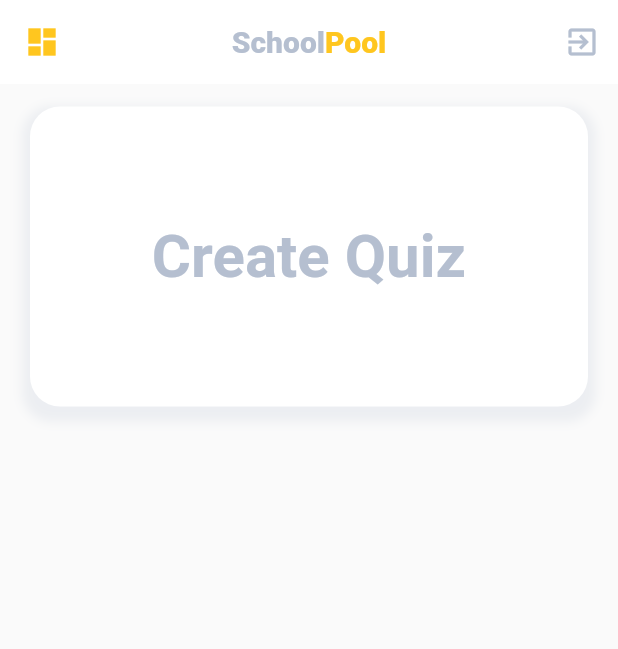
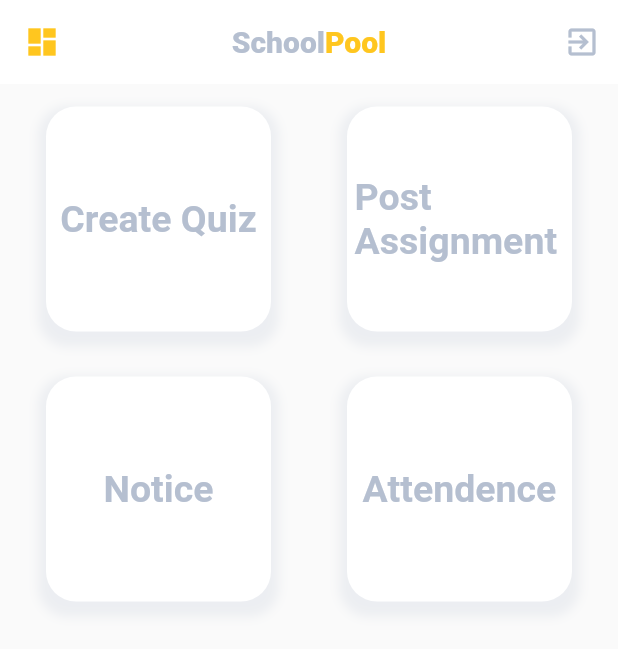
Before and after one commit to imtanbro/classroom, a Flutter app: the TeacherMainScreen screen opened directly, on a phone screen of 412 x 824 dp. Shown: the top 649 px of the screen. Run offline on Flutter 3.47's test engine with Material 2 defaults, Android fonts, the phone set to English and light mode, and no system bars; our stand-ins replace cloud_firestore, firebase_auth, firebase_core, random_string, shared_preferences; accounts and stored records are empty.

Commit message:
working on teacher ui

```diff
--- a/lib/views/assignments/assignments.dart
+++ b/lib/views/assignments/assignments.dart
@@ -1,7 +1,8 @@
 import 'package:classroom/helper/constant.dart';
 import 'package:classroom/services/database.dart';
 import 'package:classroom/views/profile/profilescreen.dart';
-import 'package:classroom/widgets/widgets.dart';
+import 'package:classroom/widgets/appBar.dart';
+
 import 'package:cloud_firestore/cloud_firestore.dart';
 import 'package:flutter/material.dart';
 
--- a/lib/views/home_page/home.dart
+++ b/lib/views/home_page/home.dart
@@ -1,6 +1,6 @@
 import 'package:classroom/views/assignments/assignments.dart';
 import 'package:classroom/views/quiz/Quiz.dart';
-import 'package:classroom/widgets/widgets.dart';
+import 'package:classroom/widgets/homeScreenBox.dart';
 import 'package:flutter/material.dart';
 
 class Home extends StatefulWidget {
@@ -11,11 +11,13 @@ class Home extends StatefulWidget {
 class _HomeState extends State<Home> {
   @override
   Widget build(BuildContext context) {
+    Size size = MediaQuery.of(context).size;
     return Scaffold(
       body: Column(
         children: [
-          homeScreenBox(context, "Quiz", Quiz()),
-          homeScreenBox(context, "Assignments", Assignments())
+          homeScreenBox(context, "Quiz", Quiz(), size.width, 200, 35),
+          homeScreenBox(
+              context, "Assignments", Assignments(), size.width, 200, 35)
         ],
       ),
     );
--- a/lib/views/main_screen.dart
+++ b/lib/views/main_screen.dart
@@ -3,7 +3,7 @@ import 'package:classroom/views/home_page/home.dart';
 import 'package:classroom/views/notifications/notifications.dart';
 import 'package:classroom/views/profile/profilescreen.dart';
 import 'package:classroom/views/study_material/studymaterial.dart';
-import 'package:classroom/widgets/widgets.dart';
+import 'package:classroom/widgets/appBar.dart';
 import 'package:flutter/material.dart';
 
 class MainScreen extends StatefulWidget {
--- a/lib/views/quiz/Quiz.dart
+++ b/lib/views/quiz/Quiz.dart
@@ -1,7 +1,8 @@
 import 'package:classroom/helper/constant.dart';
 import 'package:classroom/services/database.dart';
 import 'package:classroom/views/quiz/playquiz.dart';
-import 'package:classroom/widgets/widgets.dart';
+import 'package:classroom/widgets/appBar.dart';
+
 import 'package:cloud_firestore/cloud_firestore.dart';
 import 'package:flutter/material.dart';
 
--- a/lib/views/quiz/playquiz.dart
+++ b/lib/views/quiz/playquiz.dart
@@ -2,8 +2,9 @@ import 'package:classroom/helper/constant.dart';
 import 'package:classroom/models/questionModel.dart';
 import 'package:classroom/services/database.dart';
 import 'package:classroom/views/quiz/results.dart';
+import 'package:classroom/widgets/appBar.dart';
 import 'package:classroom/widgets/quizplaywidget.dart';
-import 'package:classroom/widgets/widgets.dart';
+
 import 'package:cloud_firestore/cloud_firestore.dart';
 import 'package:flutter/material.dart';
 
--- a/lib/views/sign_in/signin.dart
+++ b/lib/views/sign_in/signin.dart
@@ -3,7 +3,7 @@ import 'package:classroom/services/auth.dart';
 import 'package:classroom/views/main_screen.dart';
 import 'package:classroom/views/signup/signup.dart';
 import 'package:classroom/views/teacher_main_screen/teacher_main_screen.dart';
-import 'package:classroom/widgets/widgets.dart';
+import 'package:classroom/widgets/appBar.dart';
 import 'package:flutter/cupertino.dart';
 import 'package:flutter/material.dart';
 
--- a/lib/views/signup/signup.dart
+++ b/lib/views/signup/signup.dart
@@ -2,6 +2,7 @@ import 'package:classroom/helper/constant.dart';
 import 'package:classroom/services/auth.dart';
 import 'package:classroom/views/main_screen.dart';
 import 'package:classroom/views/sign_in/signin.dart';
+import 'package:classroom/widgets/appBar.dart';
 import 'package:classroom/widgets/widgets.dart';
 import 'package:flutter/material.dart';
 
--- a/lib/views/teacher_main_screen/teacher_main_screen.dart
+++ b/lib/views/teacher_main_screen/teacher_main_screen.dart
@@ -1,5 +1,8 @@
+import 'package:classroom/views/teacher_main_screen/create_assignment.dart';
 import 'package:classroom/views/teacher_main_screen/create_quiz.dart';
-import 'package:classroom/widgets/widgets.dart';
+import 'package:classroom/widgets/appBar.dart';
+import 'package:classroom/widgets/homeScreenBox.dart';
+
 import 'package:flutter/material.dart';
 
 class TeacherMainScreen extends StatelessWidget {
@@ -7,7 +10,30 @@ class TeacherMainScreen extends StatelessWidget {
   Widget build(BuildContext context) {
     return Scaffold(
         appBar: appBar(context),
-        body: homeScreenBox(context, "Create Quiz", CreateQuiz())
+        body: SingleChildScrollView(
+          child: Column(
+            mainAxisAlignment: MainAxisAlignment.spaceEvenly,
+            children: [
+              Row(
+                mainAxisAlignment: MainAxisAlignment.spaceEvenly,
+                children: [
+                  homeScreenBox(
+                      context, "Create Quiz", CreateQuiz(), 150, 150, 25),
+                  homeScreenBox(context, "Post Assignment", CreateAssignments(),
+                      150, 150, 25)
+                ],
+              ),
+              Row(
+                mainAxisAlignment: MainAxisAlignment.spaceEvenly,
+                children: [
+                  homeScreenBox(context, "Notice", CreateQuiz(), 150, 150, 25),
+                  homeScreenBox(
+                      context, "Attendence", CreateAssignments(), 150, 150, 25)
+                ],
+              ),
+            ],
+          ),
+        )
         // homeScreenBox(context, "Create Assignment", CreateAssignments())
         );
   }
--- /dev/null
+++ b/lib/widgets/appBar.dart
@@ -0,0 +1,32 @@
+import 'package:classroom/helper/constant.dart';
+import 'package:flutter/material.dart';
+
+AppBar appBar(BuildContext context) {
+  return AppBar(
+    elevation: 0,
+    backgroundColor: Colors.white,
+    leading: IconButton(
+      icon: Icon(Icons.dashboard, color: kPrimaryColor),
+      onPressed: () {},
+    ),
+    title: RichText(
+        text: TextSpan(
+            style: Theme.of(context)
+                .textTheme
+                .headline6
+                .copyWith(fontWeight: FontWeight.w900),
+            children: [
+          TextSpan(
+            text: "School",
+            style: TextStyle(color: kSecondaryColor),
+          ),
+          TextSpan(text: "Pool", style: TextStyle(color: kPrimaryColor))
+        ])),
+    actions: <Widget>[
+      IconButton(
+          icon: Icon(Icons.exit_to_app, color: kSecondaryColor),
+          onPressed: () {})
+    ],
+    centerTitle: true,
+  );
+}
--- /dev/null
+++ b/lib/widgets/homeScreenBox.dart
@@ -0,0 +1,47 @@
+import 'package:classroom/helper/constant.dart';
+import 'package:flutter/material.dart';
+
+Padding homeScreenBox(BuildContext context, String name, Widget _widget,
+    double _width, double _height, double _fontSize) {
+  return Padding(
+    padding: const EdgeInsets.symmetric(horizontal: 20.0, vertical: 15.0),
+    child: GestureDetector(
+      onTap: () {
+        Navigator.push(
+            context, MaterialPageRoute(builder: (context) => _widget));
+      },
+      child: Container(
+        alignment: Alignment.center,
+        width: _width,
+        height: _height,
+        decoration: BoxDecoration(
+            borderRadius: BorderRadius.circular(20),
+            color: Colors.white,
+            // gradient: LinearGradient(
+            //     begin: Alignment.topCenter,
+            //     end: Alignment.bottomCenter,
+            //     colors: [Colors.white, kPrimaryColor.withOpacity(0.8)]),
+            boxShadow: [
+              BoxShadow(
+                  color: kSecondaryColor.withOpacity(0.2),
+                  offset: Offset(0, 5),
+                  spreadRadius: 5,
+                  blurRadius: 5)
+            ]),
+        child: Padding(
+          padding: const EdgeInsets.symmetric(horizontal: 5.0),
+          child: Center(
+            child: Text(
+              name,
+              style: TextStyle(
+                fontWeight: FontWeight.bold,
+                color: kSecondaryColor,
+                fontSize: _fontSize,
+              ),
+            ),
+          ),
+        ),
+      ),
+    ),
+  );
+}
--- a/lib/widgets/widgets.dart
+++ b/lib/widgets/widgets.dart
@@ -1,49 +1,20 @@
 import 'package:classroom/helper/constant.dart';
 import 'package:flutter/material.dart';
-
-AppBar appBar(BuildContext context) {
-  return AppBar(
-    elevation: 0,
-    backgroundColor: Colors.white,
-    leading: IconButton(
-      icon: Icon(Icons.dashboard, color: kPrimaryColor),
-      onPressed: () {},
-    ),
-    title: RichText(
-        text: TextSpan(
-            style: Theme.of(context)
-                .textTheme
-                .headline6
-                .copyWith(fontWeight: FontWeight.w900),
-            children: [
-          TextSpan(
-            text: "School",
-            style: TextStyle(color: kSecondaryColor),
-          ),
-          TextSpan(text: "Pool", style: TextStyle(color: kPrimaryColor))
-        ])),
-    actions: <Widget>[
-      IconButton(
-          icon: Icon(Icons.exit_to_app, color: kSecondaryColor),
-          onPressed: () {})
-    ],
-    centerTitle: true,
-  );
-}
 
 Widget blueButton(BuildContext context, String label) {
   return Container(
     padding: EdgeInsets.symmetric(vertical: 10),
     decoration: BoxDecoration(
-      gradient: LinearGradient(
-        //   colors: [
-        //    Color.fromRGBO(66, 133, 244, 1),
-        //   Color.fromRGBO(219, 68, 55, 1),
-        //  Color.fromRGBO(244, 180, 0, 1),
-        //     ],
-        begin: Alignment.centerLeft,
-        end: Alignment.centerRight,
-      ),
+      color: kPrimaryColor,
+      //  gradient: LinearGradient(
+      //   colors: [
+      //    Color.fromRGBO(66, 133, 244, 1),
+      //   Color.fromRGBO(219, 68, 55, 1),
+      //  Color.fromRGBO(244, 180, 0, 1),
+      //     ],
+      //begin: Alignment.centerLeft,
+      //  end: Alignment.centerRight,
+      //),
       borderRadius: BorderRadius.circular(30),
     ),
     height: 50,
@@ -122,43 +93,3 @@ Widget inputTextStylingForm(
     ),
   );
 }
-
-Padding homeScreenBox(BuildContext context, String name, Widget _widget) {
-  return Padding(
-    padding: const EdgeInsets.symmetric(horizontal: 20.0, vertical: 15.0),
-    child: GestureDetector(
-      onTap: () {
-        Navigator.push(
-            context, MaterialPageRoute(builder: (context) => _widget));
-      },
-      child: Container(
-        width: MediaQuery.of(context).size.width,
-        height: 200,
-        decoration: BoxDecoration(
-            borderRadius: BorderRadius.circular(20),
-            color: Colors.white,
-            // gradient: LinearGradient(
-            //     begin: Alignment.topCenter,
-            //     end: Alignment.bottomCenter,
-            //     colors: [Colors.white, kPrimaryColor.withOpacity(0.8)]),
-            boxShadow: [
-              BoxShadow(
-                  color: kSecondaryColor.withOpacity(0.2),
-                  offset: Offset(0, 5),
-                  spreadRadius: 5,
-                  blurRadius: 5)
-            ]),
-        child: Center(
-          child: Text(
-            name,
-            style: TextStyle(
-              fontWeight: FontWeight.bold,
-              color: kSecondaryColor,
-              fontSize: 40,
-            ),
-          ),
-        ),
-      ),
-    ),
-  );
-}
```
